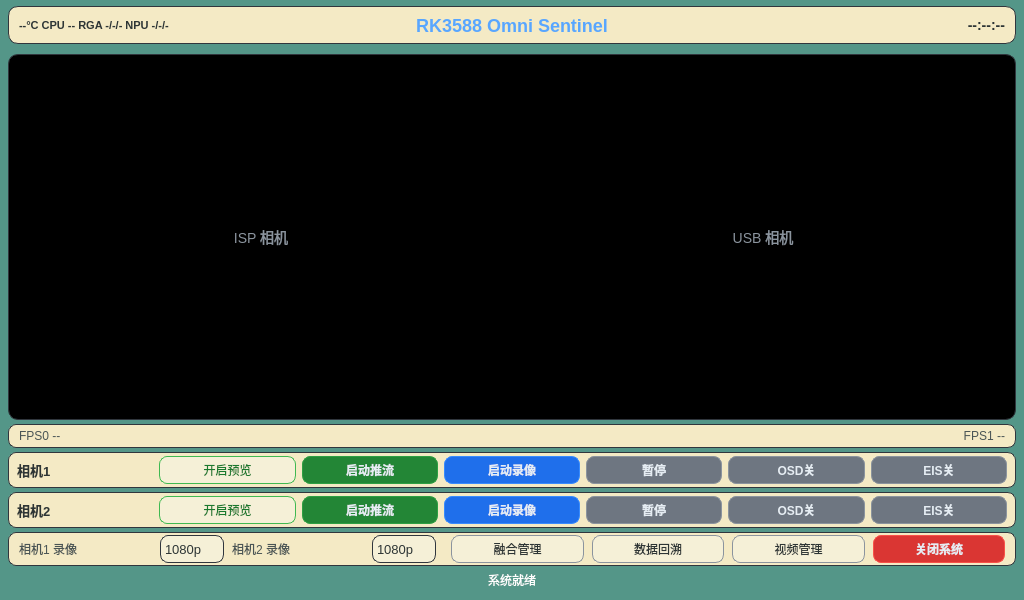
First picture: the form in Software/APP/SentinelQT/widget.ui, repository Davin-Liang/RK3588-Omni-Sentinel, before the edit.
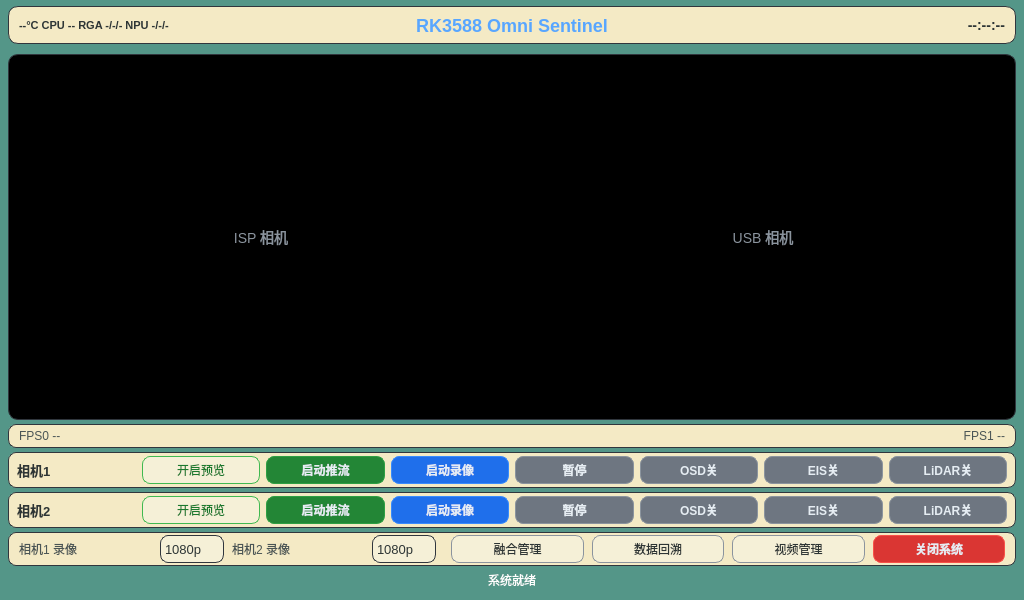
Second picture: the form after the edit.

The edit to the form file:
```diff
--- a/Software/APP/SentinelQT/widget.ui
+++ b/Software/APP/SentinelQT/widget.ui
@@ -261,6 +261,15 @@
             </property>
            </widget>
           </item>
+          <item>
+           <widget class="QPushButton" name="btnLidarOsd0">
+            <property name="text"><string>LiDAR关</string></property>
+            <property name="minimumSize"><size><width>60</width><height>28</height></size></property>
+            <property name="styleSheet">
+             <string notr="true">QPushButton { font-size: 12px; font-weight: 600; color: #e6edf3; background-color: #6e7681; border: 1px solid #8b949e; border-radius: 8px; } QPushButton:hover { background-color: #8b949e; } QPushButton:pressed { background-color: #484f58; } QPushButton:disabled { color: #484f58; background-color: #21262d; border-color: #30363d; }</string>
+            </property>
+           </widget>
+          </item>
          </layout>
         </widget>
        </item>
@@ -342,6 +351,15 @@
             </property>
            </widget>
           </item>
+          <item>
+           <widget class="QPushButton" name="btnLidarOsd1">
+            <property name="text"><string>LiDAR关</string></property>
+            <property name="minimumSize"><size><width>60</width><height>28</height></size></property>
+            <property name="styleSheet">
+             <string notr="true">QPushButton { font-size: 12px; font-weight: 600; color: #e6edf3; background-color: #6e7681; border: 1px solid #8b949e; border-radius: 8px; } QPushButton:hover { background-color: #8b949e; } QPushButton:pressed { background-color: #484f58; } QPushButton:disabled { color: #484f58; background-color: #21262d; border-color: #30363d; }</string>
+            </property>
+           </widget>
+          </item>
          </layout>
         </widget>
        </item>
```
